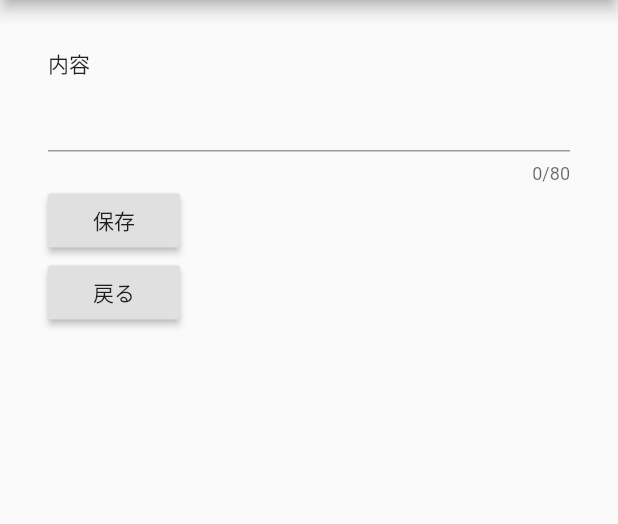
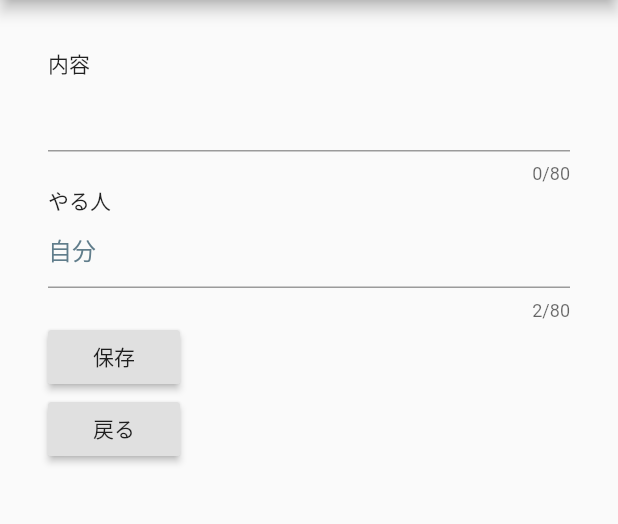
Before and after one commit to uetomae-keiko-kawamura/sample_flutter_todolist, a Flutter app: the screen it shows after launch, after a tap on the "add" icon, on a phone screen of 412 x 824 dp, the part 84-608 px from its top. Run offline on Flutter 3.47's test engine with Material 2 defaults, Android fonts, the phone set to English and light mode, and no system bars; our stand-ins replace sqflite; accounts and stored records are empty.

Commit message:
2020/09/04 insertエラー解消、person入力欄追加

```diff
--- a/lib/bloc/db_access.dart
+++ b/lib/bloc/db_access.dart
@@ -18,7 +18,12 @@ class DbAccess {
         join(await getDatabasesPath(), 'work_database.db'),
         onCreate: (db, version) {
           return db.execute(
-            "CREATE TABLE work(id INTEGER PRIMARY KEY AUTOINCREMENT, task TEXT, duedate TEXT, person TEXT, end_flg TEXT)",
+            "CREATE TABLE work ("
+                "id INTEGER PRIMARY KEY AUTOINCREMENT,"
+                "task TEXT,"
+                "duedate TEXT,"
+                "person TEXT,"
+                "end_flg TEXT)",
           );
         },
         version: 1,
--- a/lib/view/components/list.dart
+++ b/lib/view/components/list.dart
@@ -7,7 +7,11 @@ class ListItem extends StatefulWidget {
 
   ListItem(String title, String subtitle) {
     _title = title;
-    _subtitle = subtitle;
+    if (subtitle != null ) {
+      _subtitle = subtitle;
+    } else {
+      _subtitle = "";
+    }
   }
 
   @override
--- a/lib/view/subPage.dart
+++ b/lib/view/subPage.dart
@@ -16,6 +16,7 @@ class SubPage extends StatelessWidget {
   @override
   // 入力欄からデータを取り出すためのストリームを設定
   var _taskControler = TextEditingController();
+  var _personControler = TextEditingController(text:"自分");
   Widget build(BuildContext context) {
     return new Scaffold(
       key: _scaffoldKey,
@@ -39,6 +40,19 @@ class SubPage extends StatelessWidget {
                 controller: _taskControler,
                 onChanged: (task) {
                   this.work.task = _taskControler.text;
+                },
+              ),
+              Text("やる人"),
+              new TextField(
+                enabled: true,
+                maxLength: 80,
+                maxLengthEnforced: false,
+                style: TextStyle(color: Colors.blueGrey),
+                obscureText: false,
+                maxLines: 1,
+                controller: _personControler,
+                onChanged: (person) {
+                  this.work.person = _personControler.text;
                 },
               ),
               RaisedButton(onPressed: () => openDialog(context), child: new Text('保存'),),
```
Also changed, not shown: 1 other file.
